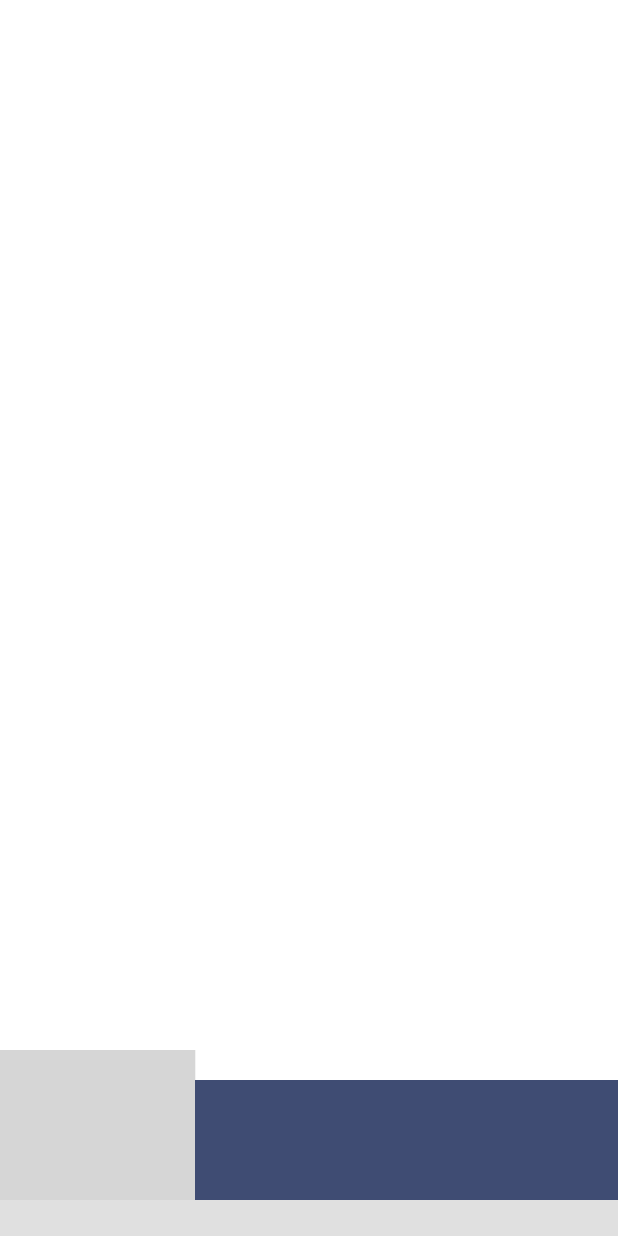
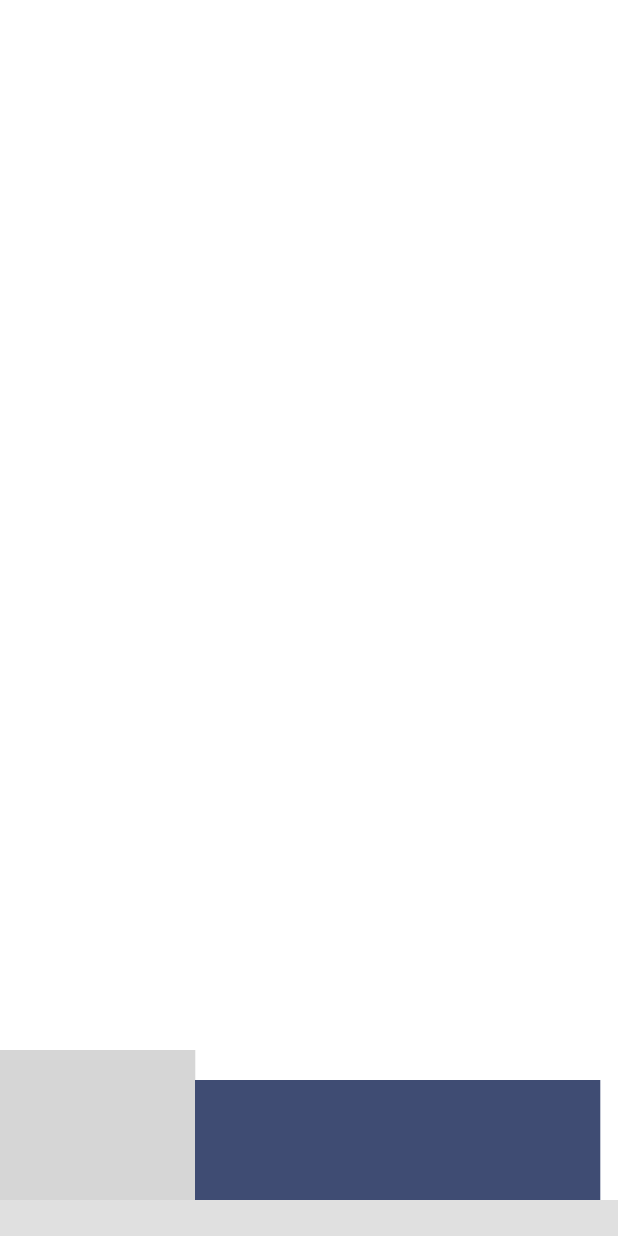
Before and after one commit to danieljorge17/flutter_projects, a Flutter app: the screen it shows after launch, on a phone screen of 412 x 824 dp. Run offline on Flutter 3.47's test engine with Material 2 defaults, Android fonts, the phone set to English and light mode, and no system bars; drawn by our look-alikes of rive; our stand-ins replace flutter_svg, get; grey boxes are pictures that could not be loaded.

Commit message:
working bottom bar background

```diff
--- a/lib/src/bottom_bar.dart
+++ b/lib/src/bottom_bar.dart
@@ -16,6 +16,7 @@ class BottomBarFancyPage extends StatelessWidget {
 
 RxInt buttonPressed = 0.obs;
 RxInt lastButtonPressed = 0.obs;
+//RxBool isPlaying = false.obs;
 
 class BottomBarFancy extends StatefulWidget {
   const BottomBarFancy({Key? key}) : super(key: key);
@@ -35,7 +36,6 @@ class _BottomBarFancyState extends State<BottomBarFancy> {
     if ((startIndex >= 0) && (endIndex >= 0)) {
       switch ((endIndex - startIndex).abs()) {
         case 0:
-          print("Animation not needed");
           break;
         case 1:
           _controllerShort.isActive = true;
@@ -48,7 +48,7 @@ class _BottomBarFancyState extends State<BottomBarFancy> {
           break;
       }
     } else {
-      print("Invalid index input");
+      return;
     }
   }
 
@@ -93,8 +93,7 @@ class _BottomBarFancyState extends State<BottomBarFancy> {
             ),
             Obx(
               () => Positioned(
-                left: buttonPressed.value == 0 ? -9.8 : null,
-                right: buttonPressed.value == 3 ? -9.8 : null,
+                left: -9.8,
                 bottom: 0,
                 height: 100,
                 width: 472,
@@ -104,15 +103,15 @@ class _BottomBarFancyState extends State<BottomBarFancy> {
                   child: Row(
                     crossAxisAlignment: CrossAxisAlignment.end,
                     children: [
-                      Expanded(
-                        flex: adjustleftContainer(),
-                        child: SizedBox(
+                      AnimatedContainer(
+                        duration: const Duration(milliseconds: 600),
+                        curve: Curves.easeInOut,
+                        width: adjustleftContainer(),
                         height: 80,
                         child: Stack(
                           clipBehavior: Clip.none,
                           children: [
-                              AnimatedContainer(
-                                duration: const Duration(milliseconds: 800),
+                            Container(
                               color: const Color(0xFF3F4C73),
                             ),
                             Positioned(
@@ -126,43 +125,37 @@ class _BottomBarFancyState extends State<BottomBarFancy> {
                           ],
                         ),
                       ),
-                      ),
                       SizedBox(
                         height: 100,
                         width: 140,
-                        child: GestureDetector(
-                          onTap: () {
-                            if (_isPlaying) {
-                              return;
-                            } else {
+                        child: Obx(
+                          () {
+                            lastButtonPressed.value;
+                            return BuildAnimation(
+                              controllerLong: _controllerLong,
+                              controllerMedium: _controllerMedium,
+                              controllerShort: _controllerShort,
+                              function: () {
+                                if (!_isPlaying) {
                                   whichControllerPlaysNow(
                                       startIndex: lastButtonPressed.value,
                                       endIndex: buttonPressed.value);
-                              print(
-                                  "LB: ${lastButtonPressed.value}\nBP: ${buttonPressed.value}");
                                   lastButtonPressed.value = buttonPressed.value;
                                 }
                               },
-                          child: RiveAnimation.asset(
-                            "assets/animations/gap_animation.riv",
-                            fit: BoxFit.contain,
-                            controllers: [
-                              _controllerShort,
-                              _controllerMedium,
-                              _controllerLong
-                            ],
+                            );
+                          },
                         ),
                       ),
-                      ),
-                      Expanded(
-                        flex: adjustRightContainer(),
-                        child: SizedBox(
+                      AnimatedContainer(
+                        duration: const Duration(milliseconds: 600),
+                        curve: Curves.easeInOut,
+                        width: adjustRightContainer(),
                         height: 80,
                         child: Stack(
                           clipBehavior: Clip.none,
                           children: [
-                              AnimatedContainer(
-                                duration: const Duration(milliseconds: 800),
+                            Container(
                               color: const Color(0xFF3F4C73),
                             ),
                             Positioned(
@@ -174,7 +167,6 @@ class _BottomBarFancyState extends State<BottomBarFancy> {
                               ),
                             )
                           ],
-                          ),
                         ),
                       ),
                     ],
@@ -200,34 +192,62 @@ class _BottomBarFancyState extends State<BottomBarFancy> {
     );
   }
 
-  int adjustleftContainer() {
+  double? adjustleftContainer() {
     switch (buttonPressed.value) {
       case 0:
         return 0;
       case 1:
-        return 7;
+        return 90;
       case 2:
-        return 17;
+        return 180;
       case 3:
-        return 1;
-      default:
+        return 270;
+    }
+    return null;
+  }
+
+  double? adjustRightContainer() {
+    switch (buttonPressed.value) {
+      case 0:
+        return 270;
+      case 1:
+        return 180;
+      case 2:
+        return 90;
+      case 3:
         return 0;
+    }
+    return null;
   }
 }
 
-  int adjustRightContainer() {
-    switch (buttonPressed.value) {
-      case 0:
-        return 1;
-      case 1:
-        return 22;
-      case 2:
-        return 16;
-      case 3:
-        return 0;
-      default:
-        return 0;
-    }
+class BuildAnimation extends StatelessWidget {
+  const BuildAnimation({
+    Key? key,
+    required this.function,
+    required this.controllerShort,
+    required this.controllerMedium,
+    required this.controllerLong,
+  }) : super(key: key);
+  final RiveAnimationController controllerShort;
+  final RiveAnimationController controllerMedium;
+  final RiveAnimationController controllerLong;
+
+  final Function() function;
+
+  @override
+  Widget build(BuildContext context) {
+    WidgetsBinding.instance.addPostFrameCallback(
+      (_) {
+        function();
+      },
+    );
+
+    return RiveAnimation.asset(
+      "assets/animations/fast_gap_animation.riv",
+      fit: BoxFit.contain,
+      controllers: [controllerShort, controllerMedium, controllerLong],
+    );
   }
 }
 
@@ -278,7 +298,6 @@ class _ClickeableAreaState extends State<ClickeableArea> {
   Widget build(BuildContext context) {
     return GestureDetector(
       onTap: () {
-        print("Button index: ${widget.index}");
         buttonPressed.value = widget.index;
         setState(() {});
       },
```
Also changed, not shown: lib/src/rive_test.dart (deleted, +0 -50 lines), 1 other file. Lines whose indentation alone changed are shown as unchanged.
